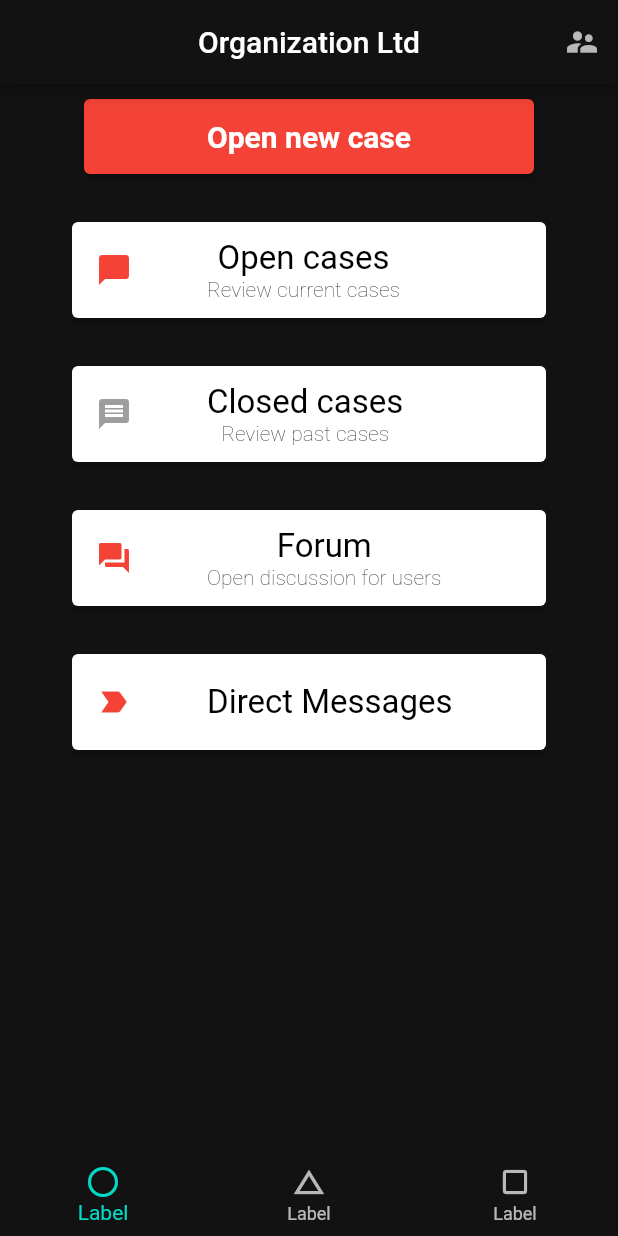
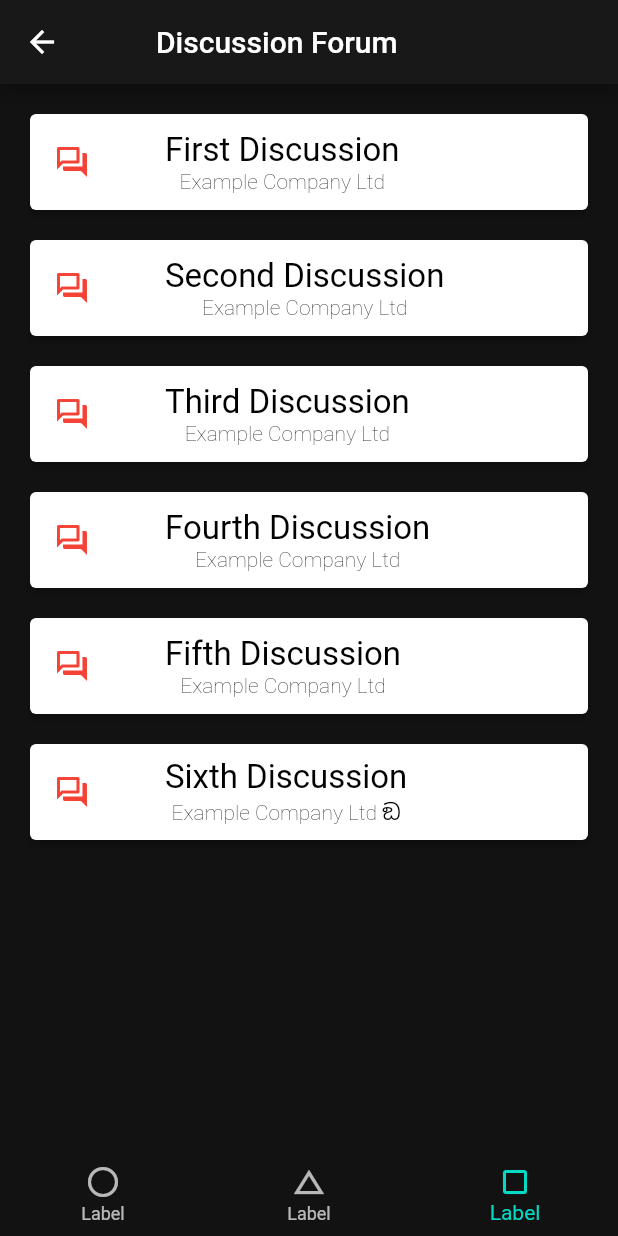
Before and after one commit to Vastamaki88/UI-final-project, a Flutter app: the MessagesView screen opened directly, after a tap on "Forum", on a phone screen of 412 x 824 dp. Run offline on Flutter 3.47's test engine with Material 2 defaults, Android fonts, the phone set to English and light mode, and no system bars; our stand-ins replace email_validator.

Commit message:
Added Forum + Direct messages

```diff
--- /dev/null
+++ b/final_project/lib/Forum.dart
@@ -0,0 +1,373 @@
+
+import 'package:final_project/ExampleCase.dart';
+import 'package:final_project/LoginView.dart';
+import 'package:flutter/material.dart';
+import 'MessagesView.dart';
+import 'LoginView.dart';
+
+
+class Forum extends StatefulWidget {
+  const Forum({Key? key, required this.title}) : super(key: key);
+  final String title;
+
+  @override
+  State<Forum> createState() => _ForumState();
+}
+
+class _ForumState extends State<Forum> {
+
+  @override
+  Widget build(BuildContext context) {
+    return Scaffold(
+        backgroundColor: Theme.of(context).colorScheme.background,
+        bottomNavigationBar: BottomNavigationBar(
+            backgroundColor: Theme.of(context).colorScheme.background,
+            currentIndex: 2,
+            items: const [
+              BottomNavigationBarItem(
+                icon: Icon(Icons.radio_button_unchecked),
+                label: 'Label',
+              ),
+              BottomNavigationBarItem(
+                icon: Icon(Icons.change_history),
+                label: 'Label',
+              ),
+              BottomNavigationBarItem(
+                icon: Icon(Icons.crop_square),
+                label: 'Label',
+              ),
+            ]
+        ),
+        appBar: AppBar(title: const Padding(
+          padding: EdgeInsets.fromLTRB(32,0,32,0),
+          child: Text("Discussion Forum"),
+        ),
+        ),
+        body:
+        //beginning of case cards UI
+        Column(
+          children: [
+            Padding(
+              padding: EdgeInsets.fromLTRB(20,20,20,0),
+              child: ElevatedButton(
+                onPressed: () {
+                  Navigator.push(
+                    context,
+                    MaterialPageRoute(
+                      builder: (context) =>
+                      const ExampleCase(),
+                    ),
+                  );
+                },
+                style: ElevatedButton.styleFrom(
+                    primary: Colors.white,
+                    minimumSize: Size(300, 64),
+                    textStyle: const TextStyle(fontSize: 20)
+
+                ),
+                child: Row(
+                  mainAxisAlignment: MainAxisAlignment.start,
+                  children: <Widget>[Icon(
+                    Icons.forum_outlined,
+                    color: Theme.of(context).colorScheme.primary,
+                    size: 24.0,
+                    semanticLabel: 'Text to announce in accessibility modes',
+                  ),
+                    const SizedBox(
+                      width: 50,
+                    ),
+                    Column(
+                      children: const [
+                        Text(
+                          'First Discussion',
+                          style: TextStyle(
+                            color: Colors.black,
+                            fontWeight: FontWeight.normal,
+                            fontSize: 22,
+                          ),
+                        ),
+                        Text(
+                          'Example Company Ltd',
+                          style: TextStyle(
+                            color: Colors.black,
+                            fontWeight: FontWeight.w200,
+                            fontSize: 14,
+                          ),
+                        ),
+                      ],
+                    ),
+                  ],
+                ),
+              ),
+            ),
+            Padding(
+              padding: EdgeInsets.fromLTRB(20,20,20,0),
+              child: ElevatedButton(
+                onPressed: () {
+                  Navigator.push(
+                    context,
+                    MaterialPageRoute(
+                      builder: (context) =>
+                      const ExampleCase(),
+                    ),
+                  );
+                },
+                style: ElevatedButton.styleFrom(
+                    primary: Colors.white,
+                    minimumSize: Size(300, 64),
+                    textStyle: const TextStyle(fontSize: 20)
+
+                ),
+                child: Row(
+                  mainAxisAlignment: MainAxisAlignment.start,
+                  children: <Widget>[Icon(
+                    Icons.forum_outlined,
+                    color: Theme.of(context).colorScheme.primary,
+                    size: 24.0,
+                    semanticLabel: 'Text to announce in accessibility modes',
+                  ),
+                    const SizedBox(
+                      width: 50,
+                    ),
+                    Column(
+                      children: const [
+                        Text(
+                          'Second Discussion',
+                          style: TextStyle(
+                            color: Colors.black,
+                            fontWeight: FontWeight.normal,
+                            fontSize: 22,
+                          ),
+                        ),
+                        Text(
+                          'Example Company Ltd',
+                          style: TextStyle(
+                            color: Colors.black,
+                            fontWeight: FontWeight.w200,
+                            fontSize: 14,
+                          ),
+                        ),
+                      ],
+                    ),
+                  ],
+                ),
+              ),
+            ),
+            Padding(
+              padding: EdgeInsets.fromLTRB(20,20,20,0),
+              child: ElevatedButton(
+                onPressed: () {
+                  Navigator.push(
+                    context,
+                    MaterialPageRoute(
+                      builder: (context) =>
+                      const ExampleCase(),
+                    ),
+                  );
+                },
+                style: ElevatedButton.styleFrom(
+                    primary: Colors.white,
+                    minimumSize: Size(300, 64),
+                    textStyle: const TextStyle(fontSize: 20)
+
+                ),
+                child: Row(
+                  mainAxisAlignment: MainAxisAlignment.start,
+                  children: <Widget>[Icon(
+                    Icons.forum_outlined,
+                    color: Theme.of(context).colorScheme.primary,
+                    size: 24.0,
+                    semanticLabel: 'Text to announce in accessibility modes',
+                  ),
+                    const SizedBox(
+                      width: 50,
+                    ),
+                    Column(
+                      children: const [
+                        Text(
+                          'Third Discussion',
+                          style: TextStyle(
+                            color: Colors.black,
+                            fontWeight: FontWeight.normal,
+                            fontSize: 22,
+                          ),
+                        ),
+                        Text(
+                          'Example Company Ltd',
+                          style: TextStyle(
+                            color: Colors.black,
+                            fontWeight: FontWeight.w200,
+                            fontSize: 14,
+                          ),
+                        ),
+                      ],
+                    ),
+                  ],
+                ),
+              ),
+            ),
+            Padding(
+              padding: EdgeInsets.fromLTRB(20,20,20,0),
+              child: ElevatedButton(
+                onPressed: () {
+                  Navigator.push(
+                    context,
+                    MaterialPageRoute(
+                      builder: (context) =>
+                      const ExampleCase(),
+                    ),
+                  );
+                },
+                style: ElevatedButton.styleFrom(
+                    primary: Colors.white,
+                    minimumSize: Size(300, 64),
+                    textStyle: const TextStyle(fontSize: 20)
+
+                ),
+                child: Row(
+                  mainAxisAlignment: MainAxisAlignment.start,
+                  children: <Widget>[Icon(
+                    Icons.forum_outlined,
+                    color: Theme.of(context).colorScheme.primary,
+                    size: 24.0,
+                    semanticLabel: '',
+                  ),
+                    const SizedBox(
+                      width: 50,
+                    ),
+                    Column(
+                      children: const [
+                        Text(
+                          'Fourth Discussion',
+                          style: TextStyle(
+                            color: Colors.black,
+                            fontWeight: FontWeight.normal,
+                            fontSize: 22,
+                          ),
+                        ),
+                        Text(
+                          'Example Company Ltd',
+                          style: TextStyle(
+                            color: Colors.black,
+                            fontWeight: FontWeight.w200,
+                            fontSize: 14,
+                          ),
+                        ),
+
+                      ],
+                    ),
+                  ],
+                ),
+              ),
+            ),
+            Padding(
+              padding: EdgeInsets.fromLTRB(20,20,20,0),
+              child: ElevatedButton(
+                onPressed: () {
+                  Navigator.push(
+                    context,
+                    MaterialPageRoute(
+                      builder: (context) =>
+                      const ExampleCase(),
+                    ),
+                  );
+                },
+                style: ElevatedButton.styleFrom(
+                    primary: Colors.white,
+                    minimumSize: Size(300, 64),
+                    textStyle: const TextStyle(fontSize: 20)
+
+                ),
+                child: Row(
+                  mainAxisAlignment: MainAxisAlignment.start,
+                  children: <Widget>[Icon(
+                    Icons.forum_outlined,
+                    color: Theme.of(context).colorScheme.primary,
+                    size: 24.0,
+                    semanticLabel: '',
+                  ),
+                    const SizedBox(
+                      width: 50,
+                    ),
+                    Column(
+                      children: const [
+                        Text(
+                          'Fifth Discussion',
+                          style: TextStyle(
+                            color: Colors.black,
+                            fontWeight: FontWeight.normal,
+                            fontSize: 22,
+                          ),
+                        ),
+                        Text(
+                          'Example Company Ltd',
+                          style: TextStyle(
+                            color: Colors.black,
+                            fontWeight: FontWeight.w200,
+                            fontSize: 14,
+                          ),
+                        ),
+                      ],
+                    ),
+                  ],
+                ),
+              ),
+            ),
+            Padding(
+              padding: EdgeInsets.fromLTRB(20,20,20,0),
+              child: ElevatedButton(
+                onPressed: () {
+                  Navigator.push(
+                    context,
+                    MaterialPageRoute(
+                      builder: (context) =>
+                      const ExampleCase(),
+                    ),
+                  );
+                },
+                style: ElevatedButton.styleFrom(
+                    primary: Colors.white,
+                    minimumSize: Size(300, 64),
+                    textStyle: const TextStyle(fontSize: 20)
+
+                ),
+                child: Row(
+                  mainAxisAlignment: MainAxisAlignment.start,
+                  children: <Widget>[Icon(
+                    Icons.forum_outlined,
+                    color: Theme.of(context).colorScheme.primary,
+                    size: 24.0,
+                    semanticLabel: '',
+                  ),
+                    const SizedBox(
+                      width: 50,
+                    ),
+                    Column(
+                      children: const [
+                        Text(
+                          'Sixth Discussion',
+                          style: TextStyle(
+                            color: Colors.black,
+                            fontWeight: FontWeight.normal,
+                            fontSize: 22,
+                          ),
+                        ),
+                        Text(
+                          'Example Company Ltd ඞ',
+                          style: TextStyle(
+                            color: Colors.black,
+                            fontWeight: FontWeight.w200,
+                            fontSize: 14,
+                          ),
+                        ),
+                      ],
+                    ),
+                  ],
+                ),
+              ),
+            ),
+          ],
+        )
+    );
+  }
+}
--- a/final_project/lib/MessagesView.dart
+++ b/final_project/lib/MessagesView.dart
@@ -4,6 +4,9 @@ import 'package:final_project/CurrentCases.dart';
 import 'package:final_project/LoginView.dart';
 import 'package:final_project/OpenNewCase.dart';
 import 'package:flutter/material.dart';
+import 'DM.dart';
+import 'ExampleCase.dart';
+import 'Forum.dart';
 import 'LoginView.dart';
 
 class MessagesView extends StatefulWidget {
@@ -186,12 +189,19 @@ class _MessagesViewState extends State<MessagesView> {
             Padding(
               padding: EdgeInsets.fromLTRB(pL,pT,pR,pB),
               child: ElevatedButton(
-                onPressed: () {},
+                onPressed: () {
+                  Navigator.push(
+                    context,
+                    MaterialPageRoute(
+                      builder: (context) =>
+                      const Forum(title: 'Forum UI'),
+                    ),
+                  );
+                },
                 style: ElevatedButton.styleFrom(
                     primary: Colors.white,
                     minimumSize: Size(300, 64),
                     textStyle: const TextStyle(fontSize: 20)
-
                 ),
                 child: Row(
                   mainAxisAlignment: MainAxisAlignment.start,
@@ -236,7 +246,15 @@ class _MessagesViewState extends State<MessagesView> {
             Padding(
               padding: EdgeInsets.fromLTRB(pL,pT,pR,pB),
               child: ElevatedButton(
-                onPressed: () {},
+                onPressed: () {
+                  Navigator.push(
+                      context,
+                      MaterialPageRoute(
+                      builder: (context) =>
+                  const DM(),
+                    ),
+                  );
+                },
                 style: ElevatedButton.styleFrom(
                     primary: Colors.white,
                     minimumSize: Size(300, 64),
```
Also changed, not shown: final_project/lib/DM.dart (added, +107 -0 lines).
